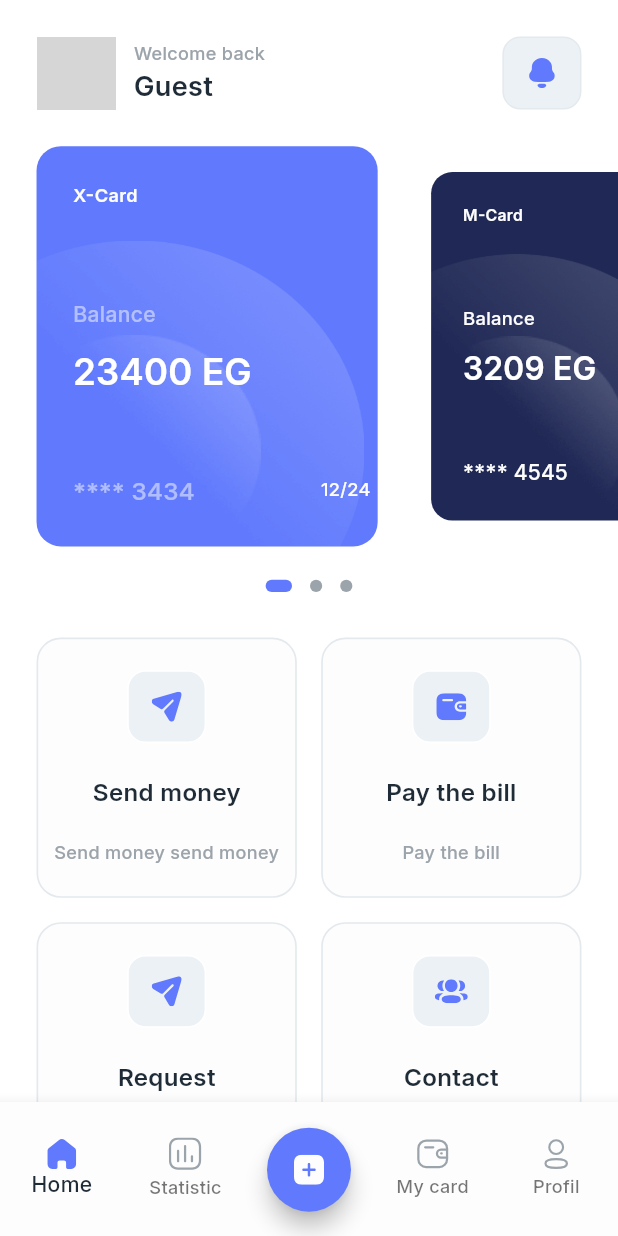
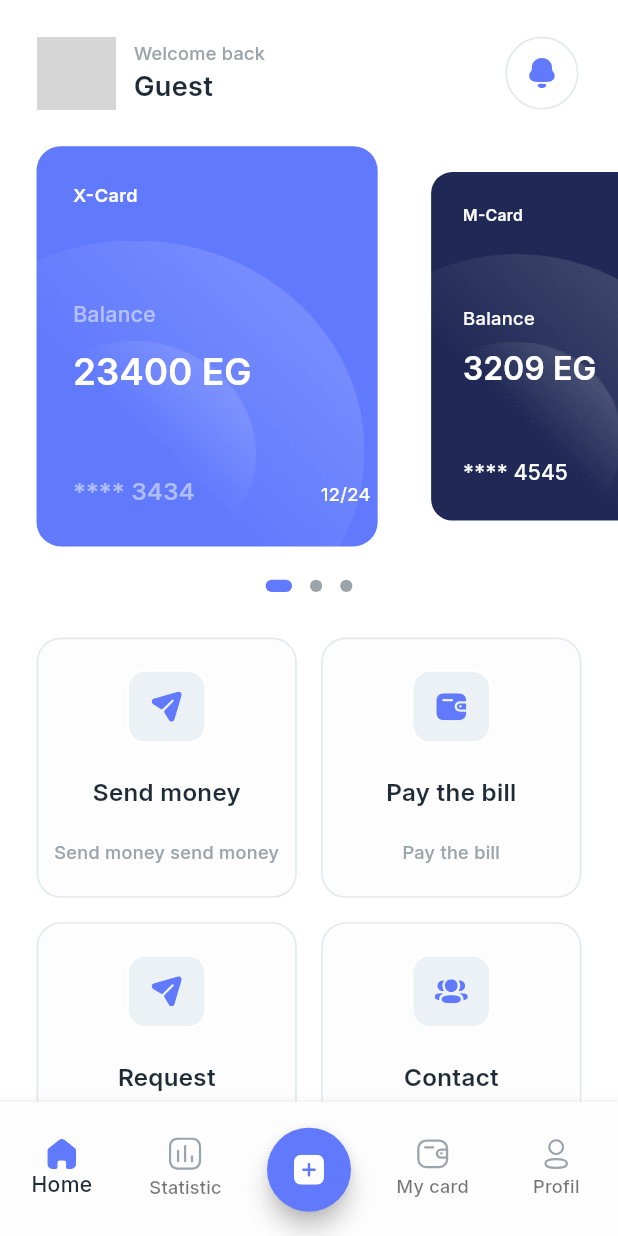
Before and after one commit to Salah248/finance_app, a Flutter app: the screen it shows after launch, after a tap on "Continue as a guest", on a phone screen of 412 x 824 dp. Run offline on Flutter 3.47's test engine with Material 3 defaults, Android fonts, the phone set to English and light mode, and no system bars; drawn by our look-alikes of carousel_slider, dots_indicator; our stand-ins replace flutter_screenutil, flutter_svg, go_router, pinput, sqflite; accounts and stored records are empty; grey boxes are pictures that could not be loaded.

Commit message:
Enhance UI components: add visa icon, update CustomAppBarIconButton, and implement CustomAppBarMain

```diff
--- a/analysis_options.yaml
+++ b/analysis_options.yaml
@@ -1,6 +1,7 @@
 analyzer:
   errors:
     use_build_context_synchronously: ignore
+    deprecated_member_use: ignore
 include: package:flutter_lints/flutter.yaml
 
 linter:
--- a/lib/resources/assets_manager.dart
+++ b/lib/resources/assets_manager.dart
@@ -27,4 +27,5 @@ class IconsManager {
   static const String wallet = 'asset/icons/Wallet.svg';
   static const String pay = 'asset/icons/pay.svg';
   static const String group_363 = 'asset/icons/Group 363.svg';
+  static const String visa = 'asset/icons/visa.svg';
 }
--- a/lib/ui/screen/auth/create_new_password_screen.dart
+++ b/lib/ui/screen/auth/create_new_password_screen.dart
@@ -32,7 +32,10 @@ class _CreateNewPasswordScreenState extends State<CreateNewPasswordScreen> {
             crossAxisAlignment: CrossAxisAlignment.start,
             children: [
               SizedBox(height: AppSize.s15.r),
-              const CustomAppBarIconButton(),
+              CustomAppBarIconButton(
+                isInMainScreens: false,
+                onTap: () => context.pop(),
+              ),
               SizedBox(height: AppSize.s20.h),
               const CustomAppBar(
                 title: 'Create new password',
--- a/lib/ui/screen/auth/forgot_password_screen.dart
+++ b/lib/ui/screen/auth/forgot_password_screen.dart
@@ -30,7 +30,10 @@ class _ForgotPasswordScreenState extends State<ForgotPasswordScreen> {
             crossAxisAlignment: CrossAxisAlignment.start,
             children: [
               SizedBox(height: AppSize.s15.r),
-              const CustomAppBarIconButton(),
+              CustomAppBarIconButton(
+                isInMainScreens: false,
+                onTap: () => context.pop(),
+              ),
               SizedBox(height: AppSize.s20.h),
               const CustomAppBar(
                 title: 'Forgot Password?',
--- a/lib/ui/screen/auth/login_screen.dart
+++ b/lib/ui/screen/auth/login_screen.dart
@@ -44,7 +44,10 @@ class _LoginScreenState extends State<LoginScreen> {
               crossAxisAlignment: CrossAxisAlignment.start,
               children: [
                 SizedBox(height: AppSize.s15.r),
-                const CustomAppBarIconButton(),
+                CustomAppBarIconButton(
+                  isInMainScreens: false,
+                  onTap: () => context.pop(),
+                ),
                 SizedBox(height: AppSize.s20.h),
                 const CustomAppBar(
                   title: 'Welcome back!\nAgain!',
--- a/lib/ui/screen/auth/otp_verifcation_screen.dart
+++ b/lib/ui/screen/auth/otp_verifcation_screen.dart
@@ -30,7 +30,10 @@ class _OtpVerifcationScreenState extends State<OtpVerifcationScreen> {
             crossAxisAlignment: CrossAxisAlignment.start,
             children: [
               SizedBox(height: AppSize.s15.r),
-              const CustomAppBarIconButton(),
+              CustomAppBarIconButton(
+                isInMainScreens: false,
+                onTap: () => context.pop(),
+              ),
               SizedBox(height: AppSize.s20.h),
               const CustomAppBar(
                 title: 'OTP Verification',
--- a/lib/ui/screen/auth/register_screen.dart
+++ b/lib/ui/screen/auth/register_screen.dart
@@ -39,7 +39,10 @@ class _RegisterScreenState extends State<RegisterScreen> {
               crossAxisAlignment: CrossAxisAlignment.start,
               children: [
                 SizedBox(height: AppSize.s15.r),
-                const CustomAppBarIconButton(),
+                CustomAppBarIconButton(
+                  isInMainScreens: false,
+                  onTap: () => context.pop(),
+                ),
                 SizedBox(height: AppSize.s20.h),
                 const CustomAppBar(
                   title: 'Hello! Register to get\nstarted',
--- a/lib/ui/screen/main/home_screen.dart
+++ b/lib/ui/screen/main/home_screen.dart
@@ -8,6 +8,7 @@ import 'package:finance_app/ui/widgets/custom_credit_card.dart';
 import 'package:finance_app/ui/widgets/custom_section.dart';
 import 'package:flutter/material.dart';
 import 'package:flutter_screenutil/flutter_screenutil.dart';
+import 'package:flutter_svg/svg.dart';
 
 class HomeScreen extends StatefulWidget {
   const HomeScreen({super.key, this.username});
@@ -106,9 +107,19 @@ class _HomeScreenState extends State<HomeScreen> {
           ],
         ),
         const Spacer(),
-        const CustomAppBarIconButton(
-          isInMainScreens: true,
-          assetName: IconsManager.notification,
+        IconButton(
+          onPressed: () {},
+          style: IconButton.styleFrom(
+            fixedSize: Size(48.w, 48.h),
+            backgroundColor: Colors.white,
+            shape: const CircleBorder(),
+            side: BorderSide(color: const Color(0xffE3E9ED), width: 1.w),
+          ),
+          icon: SvgPicture.asset(
+            IconsManager.notification,
+            fit: BoxFit.scaleDown,
+            color: ColorManager.primary,
+          ),
         ),
       ],
     );
--- a/lib/ui/widgets/custom_app_barr_icon_button.dart
+++ b/lib/ui/widgets/custom_app_barr_icon_button.dart
@@ -1,41 +1,45 @@
 import 'package:finance_app/resources/app_size.dart';
 import 'package:finance_app/resources/assets_manager.dart';
+import 'package:finance_app/resources/color_manager.dart';
 import 'package:flutter/material.dart';
 import 'package:flutter_screenutil/flutter_screenutil.dart';
 import 'package:flutter_svg/flutter_svg.dart';
-import 'package:go_router/go_router.dart';
 
 class CustomAppBarIconButton extends StatelessWidget {
   const CustomAppBarIconButton({
     super.key,
     this.isInMainScreens = false,
     this.assetName,
+    this.onTap,
+    this.iconColor = ColorManager.primary,
+    this.boxColor = const Color(0xffECF1F6),
+    this.bordarColor = const Color(0xffE3E9ED),
   });
+
+  final void Function()? onTap;
 
   final bool? isInMainScreens;
   final String? assetName;
+  final Color? iconColor;
+  final Color? boxColor;
+  final Color? bordarColor;
   @override
   Widget build(BuildContext context) {
-    return GestureDetector(
-      onTap: () => isInMainScreens!
-          ? print('Notifaction is in main screens')
-          : context.pop(),
+    return InkWell(
+      onTap: onTap,
       child: Container(
         height: isInMainScreens! ? 48.h : AppSize.s41.h,
         width: isInMainScreens! ? 48.w : AppSize.s41.w,
         decoration: BoxDecoration(
-          color: isInMainScreens!
-              ? const Color(0xffECF1F6)
-              : const Color(0xffFDFDFD),
+          color: isInMainScreens! ? boxColor : const Color(0xffFDFDFD),
           borderRadius: BorderRadius.circular(RaduisSize.r12),
           border: Border.all(
-            color: isInMainScreens!
-                ? const Color(0xffE3E9ED)
-                : const Color(0xffE8ECF4),
+            color: isInMainScreens! ? bordarColor! : const Color(0xffE8ECF4),
           ),
         ),
         child: SvgPicture.asset(
           isInMainScreens! ? assetName! : IconsManager.arrowBack,
+          color: isInMainScreens! ? iconColor : ColorManager.primary,
           fit: BoxFit.scaleDown,
         ),
       ),
--- a/lib/ui/widgets/custom_credit_card.dart
+++ b/lib/ui/widgets/custom_credit_card.dart
@@ -4,6 +4,7 @@ import 'package:finance_app/resources/style_manager.dart';
 
 import 'package:flutter/widgets.dart';
 import 'package:flutter_screenutil/flutter_screenutil.dart';
+import 'package:flutter_svg/flutter_svg.dart';
 
 class CustomCreditCard extends StatelessWidget {
   const CustomCreditCard({
@@ -13,6 +14,7 @@ class CustomCreditCard extends StatelessWidget {
     this.text,
     this.isTheSecondCard = false,
     this.text2,
+    this.isTheMyCard = false,
   });
 
   final Color? color;
@@ -20,63 +22,56 @@ class CustomCreditCard extends StatelessWidget {
   final String? text;
   final String? text2;
   final bool? isTheSecondCard;
+  final bool? isTheMyCard;
   @override
   Widget build(BuildContext context) {
     return Stack(
       children: [
         Container(
-          height: 263.h,
-          width: 207.w,
+          height: isTheMyCard! ? 179.h : 263.h,
+          width: isTheMyCard! ? 327.w : 207.w,
           decoration: BoxDecoration(
             color: color,
             borderRadius: BorderRadius.circular(16.r),
           ),
         ),
         Positioned(
-          bottom: 0,
-          left: 0,
-          width: 199.w,
-          height: 201.h,
+          bottom: 0.r,
+          left: 0.r,
           child: Image.asset(
             ImagesManager.ellipse14,
-            // width: 199.w,
-            // height: 201.h,
+            width: 199.w,
+            height: 201.h,
             fit: BoxFit.fill,
           ),
         ),
         Positioned(
-          bottom: 0,
-          left: 0,
-          width: 199.w,
-          height: 201.h,
+          bottom: 0.r,
+          left: 0.r,
           child: Image.asset(
             ImagesManager.ellipse14,
-            // width: 199.w,
-            // height: 201.h,
+            width: 199.w,
+            height: 201.h,
             fit: BoxFit.fill,
           ),
         ),
         Positioned(
-          bottom: 0,
-          left: 0,
-          width: 136.w,
-          height: 139.h,
+          bottom: 0.r,
+          left: 0.r,
           child: Image.asset(
             ImagesManager.ellipse15,
-            // width: 133.w,
-            // height: 135.h,
+            width: 133.w,
+            height: 135.h,
             fit: BoxFit.fill,
           ),
         ),
         Positioned(
-          bottom: 0,
-          left: 0,
-          width: 136.w,
-          height: 139.h,
+          bottom: 0.r,
+          left: 0.r,
           child: Image.asset(
             ImagesManager.ellipse15,
-            // width: 133.w,
-            // height: 135.h,
+            width: 133.w,
+            height: 135.h,
             fit: BoxFit.fill,
           ),
         ),
@@ -92,7 +87,7 @@ class CustomCreditCard extends StatelessWidget {
           ),
         ),
         Positioned(
-          top: 101.r,
+          top: isTheMyCard! ? 62.r : 101.r,
           left: 24.r,
           child: Text(
             'Balance',
@@ -105,7 +100,7 @@ class CustomCreditCard extends StatelessWidget {
           ),
         ),
         Positioned(
-          top: 131.r,
+          top: isTheMyCard! ? 92.r : 131.r,
           left: 24.r,
           child: Text(
             '$text EG',
@@ -116,8 +111,8 @@ class CustomCreditCard extends StatelessWidget {
           ),
         ),
         Positioned(
-          top: 215.r,
-          bottom: 24.r,
+          top: isTheMyCard! ? 138.r : 215.r,
+          bottom: isTheMyCard! ? 17.r : 24.r,
           left: 24.r,
           child: Text(
             '**** $text2',
@@ -130,9 +125,8 @@ class CustomCreditCard extends StatelessWidget {
           ),
         ),
         Positioned(
-          top: 217.r,
-          bottom: 26.r,
-          right: 24.r,
+          bottom: isTheMyCard! ? 19.r : 26.r,
+          right: isTheMyCard! ? 29.r : 24.r,
           child: Text(
             '12/24',
             style: StyleManager.interMeduim.copyWith(
@@ -141,6 +135,19 @@ class CustomCreditCard extends StatelessWidget {
             ),
           ),
         ),
+        isTheMyCard!
+            ? Positioned(
+                top: 26,
+                right: 29,
+                child: SvgPicture.asset(
+                  IconsManager.visa,
+                  width: 52.w,
+                  height: 16.h,
+                  color: ColorManager.neutral3,
+                  fit: BoxFit.fill,
+                ),
+              )
+            : const SizedBox.shrink(),
       ],
     );
   }
```
Also changed, not shown: lib/ui/screen/main/my_card_screen.dart (+32 -1 lines), lib/ui/widgets/custom_app_bar_main.dart (added, +60 -0 lines), asset/icons/visa.svg (added).
